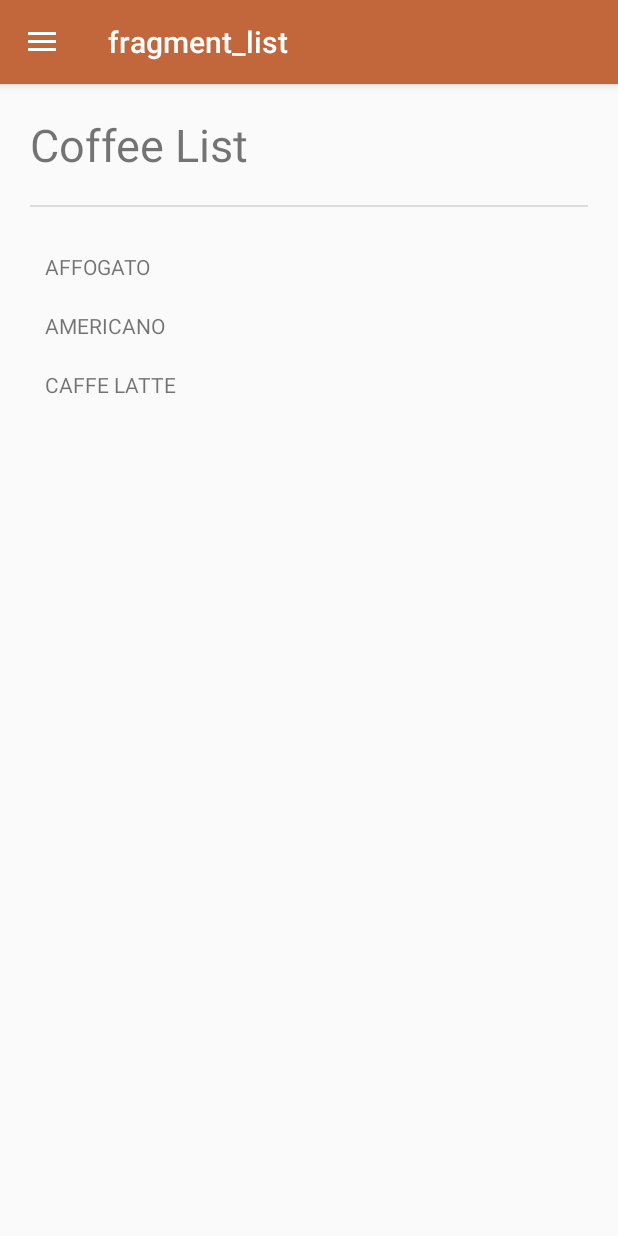
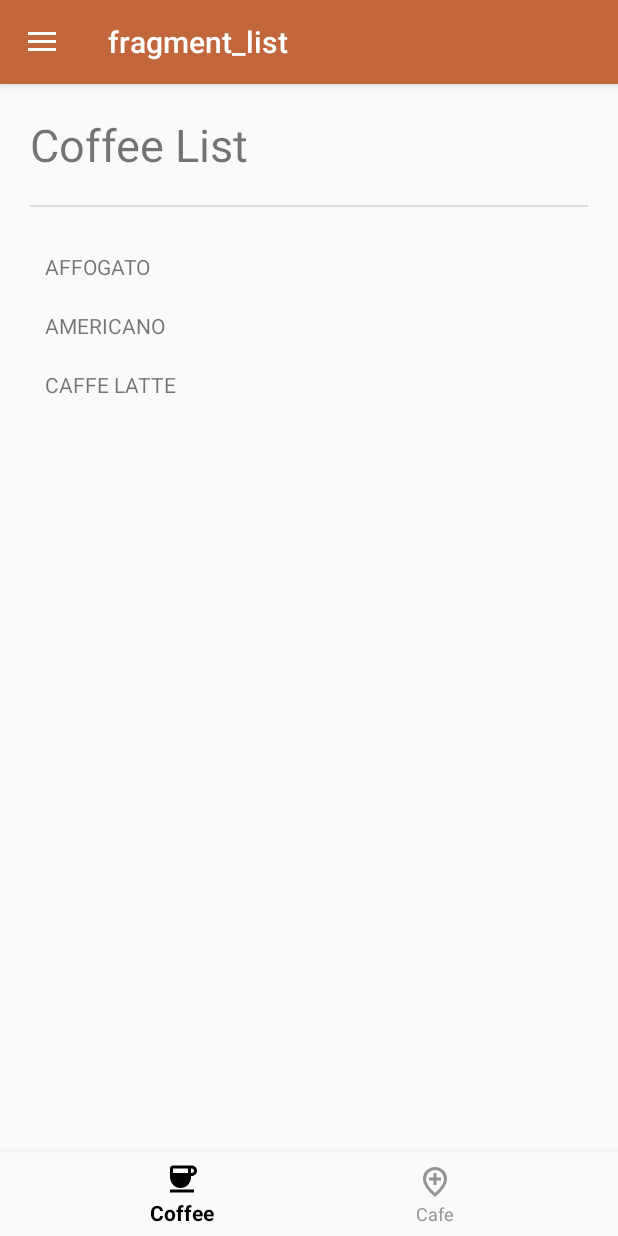
Before and after one commit to ifBeans/LAB_WEEK_04, an Android app: the screen it shows after launch (MainActivity), on a phone screen of 412 x 824 dp. Run offline under Robolectric (Android 15) with nearby library versions, the phone set to English and light mode, and no system bars; our stand-ins replace navigation-ui.

Commit message:
Commit No. 2 – Bottom Navigation

```diff
--- a/app/src/main/java/com/example/lab_week_04/MainActivity.kt
+++ b/app/src/main/java/com/example/lab_week_04/MainActivity.kt
@@ -6,6 +6,7 @@ import androidx.navigation.findNavController
 import androidx.navigation.fragment.NavHostFragment
 import androidx.navigation.ui.*
 import com.google.android.material.navigation.NavigationView
+import com.google.android.material.bottomnavigation.BottomNavigationView
 
 class MainActivity : AppCompatActivity() {
     private lateinit var appBarConfiguration: AppBarConfiguration
@@ -27,6 +28,9 @@ class MainActivity : AppCompatActivity() {
         setupActionBarWithNavController(navController, appBarConfiguration)
         findViewById<NavigationView>(R.id.nav_view)
             ?.setupWithNavController(navController)
+
+        findViewById<BottomNavigationView>(R.id.bottom_nav)
+            ?.setupWithNavController(navController)
     }
     override fun onSupportNavigateUp(): Boolean {
         val navController = findNavController(R.id.nav_host_fragment)
--- /dev/null
+++ b/app/src/main/res/color/bottom_nav_color.xml
@@ -0,0 +1,5 @@
+<?xml version="1.0" encoding="utf-8"?>
+<selector xmlns:android="http://schemas.android.com/apk/res/android">
+    <item android:state_checked="true" android:color="@color/black" />
+    <item android:state_checked="false" android:color="@color/gray"/>
+</selector>
--- /dev/null
+++ b/app/src/main/res/drawable/cafe.xml
@@ -0,0 +1,5 @@
+<vector xmlns:android="http://schemas.android.com/apk/res/android" android:height="24dp" android:tint="#000000" android:viewportHeight="960" android:viewportWidth="960" android:width="24dp">
+
+    <path android:fillColor="@android:color/white" android:pathData="M440,560L520,560L520,440L640,440L640,360L520,360L520,240L440,240L440,360L320,360L320,440L440,440L440,560ZM480,774Q602,662 661,570.5Q720,479 720,408Q720,299 650.5,229.5Q581,160 480,160Q379,160 309.5,229.5Q240,299 240,408Q240,479 299,570.5Q358,662 480,774ZM480,880Q319,743 239.5,625.5Q160,508 160,408Q160,258 256.5,169Q353,80 480,80Q607,80 703.5,169Q800,258 800,408Q800,508 720.5,625.5Q641,743 480,880ZM480,400Q480,400 480,400Q480,400 480,400Q480,400 480,400Q480,400 480,400Q480,400 480,400Q480,400 480,400Q480,400 480,400Q480,400 480,400Z"/>
+
+</vector>
--- a/app/src/main/res/layout/app_bar_main.xml
+++ b/app/src/main/res/layout/app_bar_main.xml
@@ -24,4 +24,14 @@
         android:layout_height="wrap_content"
         layout="@layout/content_main"
         app:layout_behavior="@string/appbar_scrolling_view_behavior"/>
+    <com.google.android.material.bottomnavigation.BottomNavigationView
+        android:id="@+id/bottom_nav"
+        android:layout_width="match_parent"
+        android:layout_height="wrap_content"
+        android:layout_gravity="bottom"
+        android:background="?android:attr/windowBackground"
+        app:itemTextColor="@color/bottom_nav_color"
+        app:itemIconTint="@color/bottom_nav_color"
+        app:menu="@menu/bottom_nav_menu"
+        app:labelVisibilityMode="labeled"/>
 </androidx.coordinatorlayout.widget.CoordinatorLayout>
--- /dev/null
+++ b/app/src/main/res/menu/bottom_nav_menu.xml
@@ -0,0 +1,12 @@
+<?xml version="1.0" encoding="utf-8"?>
+<menu xmlns:android=
+    "http://schemas.android.com/apk/res/android">
+    <item
+        android:id="@+id/listFragment"
+        android:icon="@drawable/coffee"
+        android:title="@string/bottom_menu_coffee" />
+    <item
+        android:id="@+id/cafeFragment"
+        android:icon="@drawable/cafe"
+        android:title="@string/bottom_menu_cafe"/>
+</menu>
--- a/app/src/main/res/navigation/nav_graph.xml
+++ b/app/src/main/res/navigation/nav_graph.xml
@@ -24,4 +24,9 @@
         android:name="com.example.lab_week_04.FavoritesFragment"
         android:label="fragment_favorites"
         tools:layout="@layout/fragment_favorites" />
+    <fragment
+        android:id="@+id/cafeFragment2"
+        android:name="com.example.lab_week_04.CafeFragment"
+        android:label="fragment_cafe"
+        tools:layout="@layout/fragment_cafe" />
 </navigation>
```
Also changed, not shown: app/src/main/java/com/example/lab_week_04/CafeFragment.kt (added, +59 -0 lines), app/src/main/res/layout/fragment_cafe.xml (added, +41 -0 lines), 2 other files.
